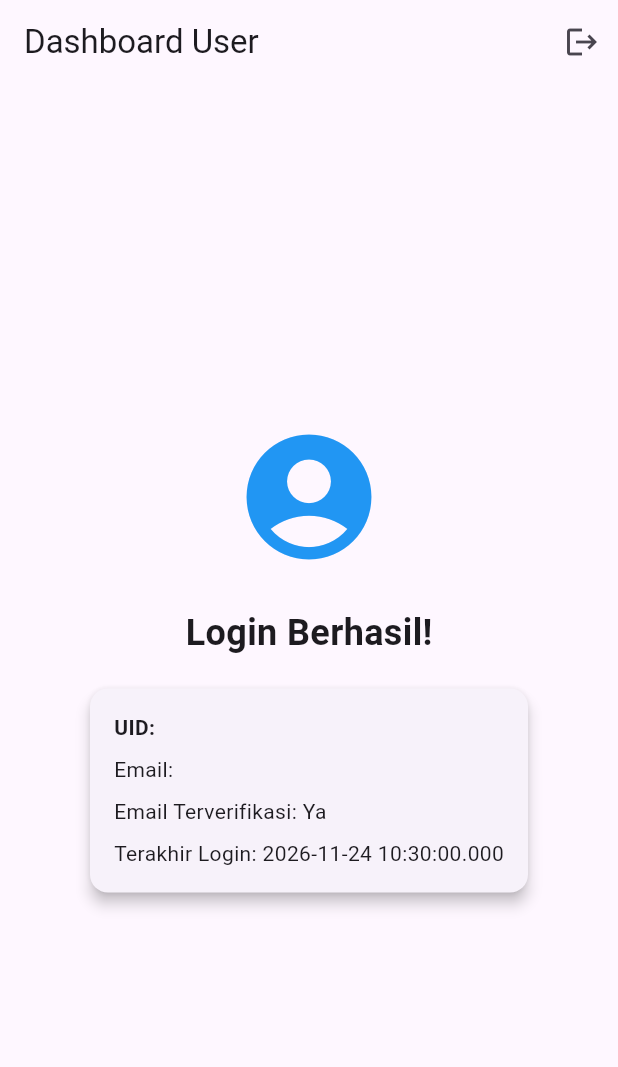
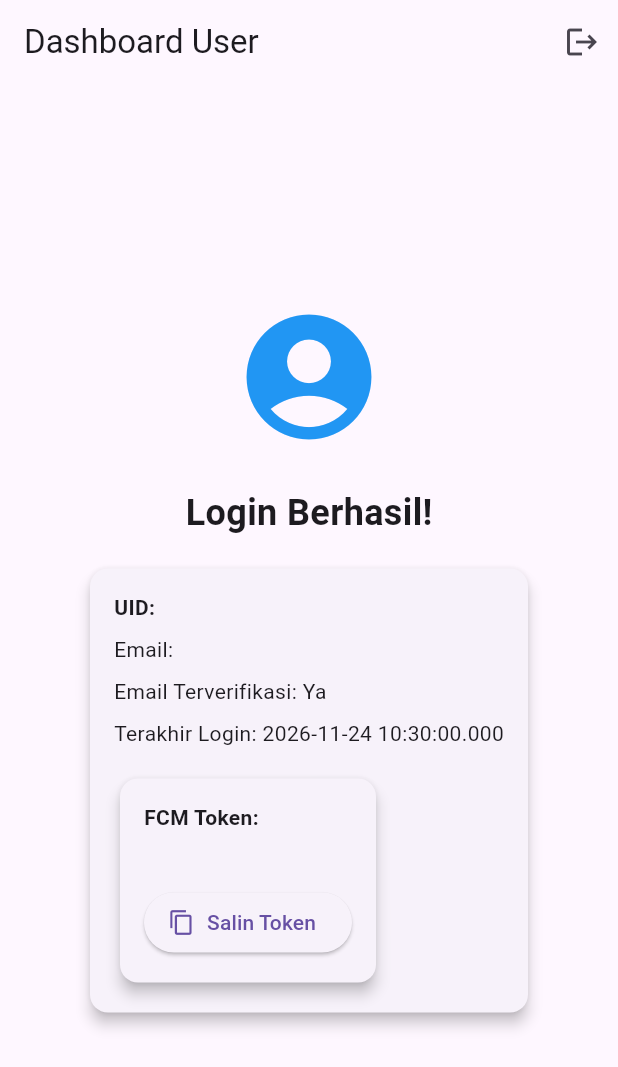
Before and after one commit to Rafreaks06/mobile8, a Flutter app: the screen it shows once a user with an empty profile is signed in, on a phone screen of 412 x 824 dp. Shown: the top 1067 px of the screen. Run offline on Flutter 3.47's test engine with Material 3 defaults, Android fonts, the phone set to English and light mode, and no system bars; our stand-ins replace firebase_auth, firebase_core, firebase_messaging, flutter_local_notifications; accounts and stored records are empty; network calls fail.

Commit message:
add some import

```diff
--- a/lib/main.dart
+++ b/lib/main.dart
@@ -2,7 +2,8 @@ import 'package:firebase_core/firebase_core.dart';
 import 'package:flutter/material.dart';
 import 'firebase_options.dart';
 import 'widgets/auth_wrapper.dart';
-import 'firebase_messaging.dart';
+import 'package:firebase_messaging/firebase_messaging.dart';
+import 'package:mobile8/notification_service.dart';
 
 void main() async {
   WidgetsFlutterBinding.ensureInitialized();
@@ -12,8 +13,10 @@ void main() async {
     options: DefaultFirebaseOptions.currentPlatform,
   );
   // await Firebase.initializeApp();
+  FirebaseMessaging.onBackgroundMessage(firebaseMessagingBackgroundHandler);
+  runApp(const MyApp());
+  await NotificationService.init();
 
-  runApp(const MyApp());
 }
 
 class MyApp extends StatelessWidget {
@@ -23,6 +26,7 @@ class MyApp extends StatelessWidget {
   Widget build(BuildContext context) {
     return MaterialApp(
       title: 'Firebase Auth Simple',
+      navigatorKey: navigatorKey, // Kunci global Navigator
       theme: ThemeData(
         primarySwatch: Colors.blue,
       ),
--- a/lib/screens/user_info_screen.dart
+++ b/lib/screens/user_info_screen.dart
@@ -1,5 +1,6 @@
 import 'package:firebase_auth/firebase_auth.dart';
 import 'package:flutter/material.dart';
+import 'package:mobile8/fcm_token.card.dart';
 
 class UserInfoScreen extends StatelessWidget {
   final User user;
@@ -52,6 +53,8 @@ class UserInfoScreen extends StatelessWidget {
                       Text('Email Terverifikasi: ${user.emailVerified ? "Ya" : "Tidak"}'),
                       const SizedBox(height: 8),
                       Text('Terakhir Login: ${user.metadata.lastSignInTime.toString()}'),
+                      const SizedBox(height: 16),
+                      const FcmTokenCard(), // Menampilkan FCM Token
                     ],
                   ),
                 ),
```
